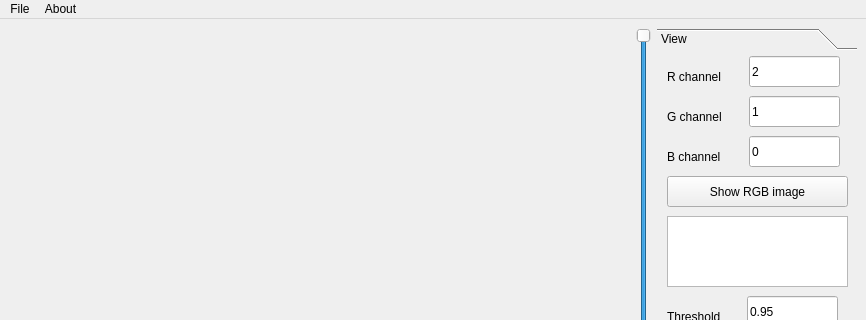
CG-UNN-LAB/HyperSpectralProject, file sources/GUI/mainwindow.ui: the form before one commit; both pictures show x 0 to 866 and y 0 to 320 of the 866 by 587 pixel window.
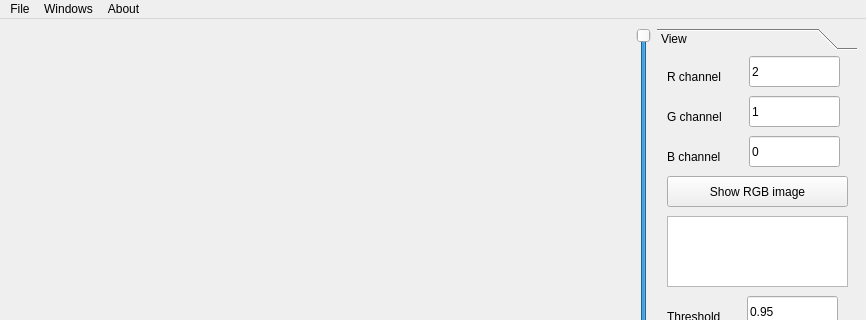
The form after the commit.

Commit message: Add window with signatures

What changed in the file:
```diff
--- a/sources/GUI/mainwindow.ui
+++ b/sources/GUI/mainwindow.ui
@@ -252,7 +252,14 @@
     </property>
     <addaction name="actionAbout_program"/>
    </widget>
+   <widget class="QMenu" name="menuWindows">
+    <property name="title">
+     <string>Windows</string>
+    </property>
+    <addaction name="actionSignatures_window"/>
+   </widget>
    <addaction name="menuFile"/>
+   <addaction name="menuWindows"/>
    <addaction name="menuAbout"/>
   </widget>
   <widget class="QStatusBar" name="statusbar"/>
```
Left out of the diff: 5 changed lines with no effect on the pictures. The commit also changes 5 other files.
